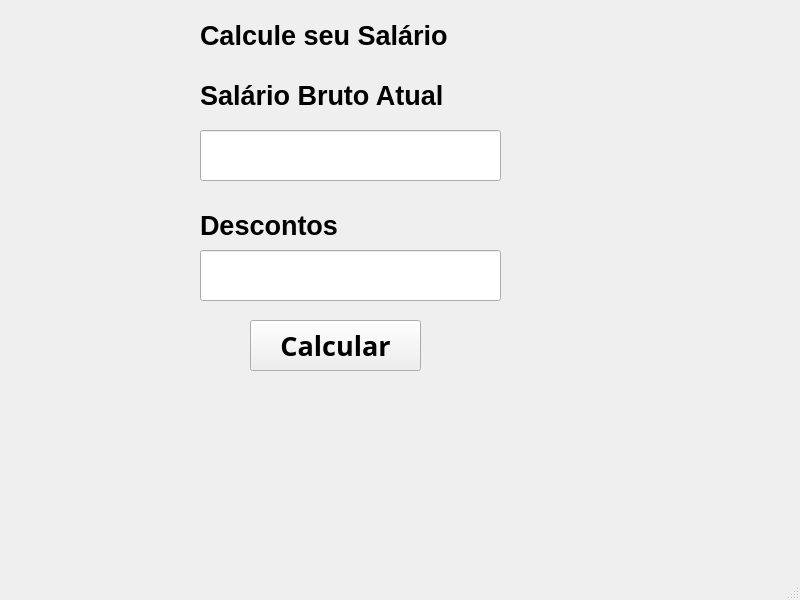
Qt form section1_basic/salario/tela.ui (Rogonrodrigues3942/PythonMySQL) before a commit.
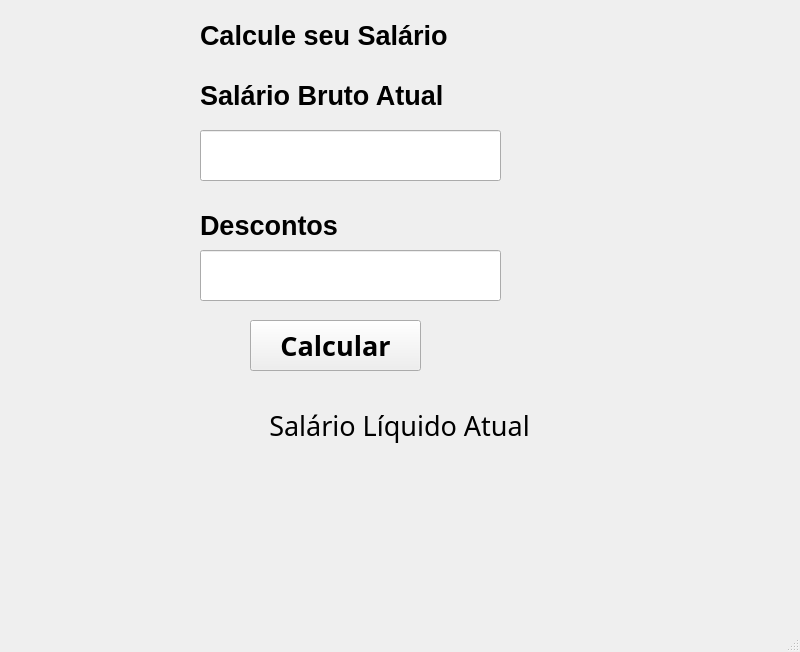
The same form after that commit.

Commit message: Updating tela.ui file, adding new fields for exercise.

Diff of the .ui file:
```diff
--- a/section1_basic/salario/tela.ui
+++ b/section1_basic/salario/tela.ui
@@ -7,7 +7,7 @@
     <x>0</x>
     <y>0</y>
     <width>800</width>
-    <height>600</height>
+    <height>652</height>
    </rect>
   </property>
   <property name="font">
@@ -136,6 +136,49 @@
      <string>Calcular</string>
     </property>
    </widget>
+   <widget class="QLabel" name="lblFinalSalary">
+    <property name="geometry">
+     <rect>
+      <x>4</x>
+      <y>400</y>
+      <width>791</width>
+      <height>51</height>
+     </rect>
+    </property>
+    <property name="font">
+     <font>
+      <family>Arial Rounded MT Bold</family>
+      <pointsize>20</pointsize>
+      <weight>50</weight>
+      <bold>false</bold>
+     </font>
+    </property>
+    <property name="layoutDirection">
+     <enum>Qt::LeftToRight</enum>
+    </property>
+    <property name="text">
+     <string>Salário Líquido Atual</string>
+    </property>
+    <property name="alignment">
+     <set>Qt::AlignCenter</set>
+    </property>
+   </widget>
+   <widget class="QLabel" name="lblResult">
+    <property name="geometry">
+     <rect>
+      <x>10</x>
+      <y>470</y>
+      <width>781</width>
+      <height>61</height>
+     </rect>
+    </property>
+    <property name="text">
+     <string/>
+    </property>
+    <property name="alignment">
+     <set>Qt::AlignCenter</set>
+    </property>
+   </widget>
   </widget>
   <widget class="QMenuBar" name="menubar">
    <property name="geometry">
```
